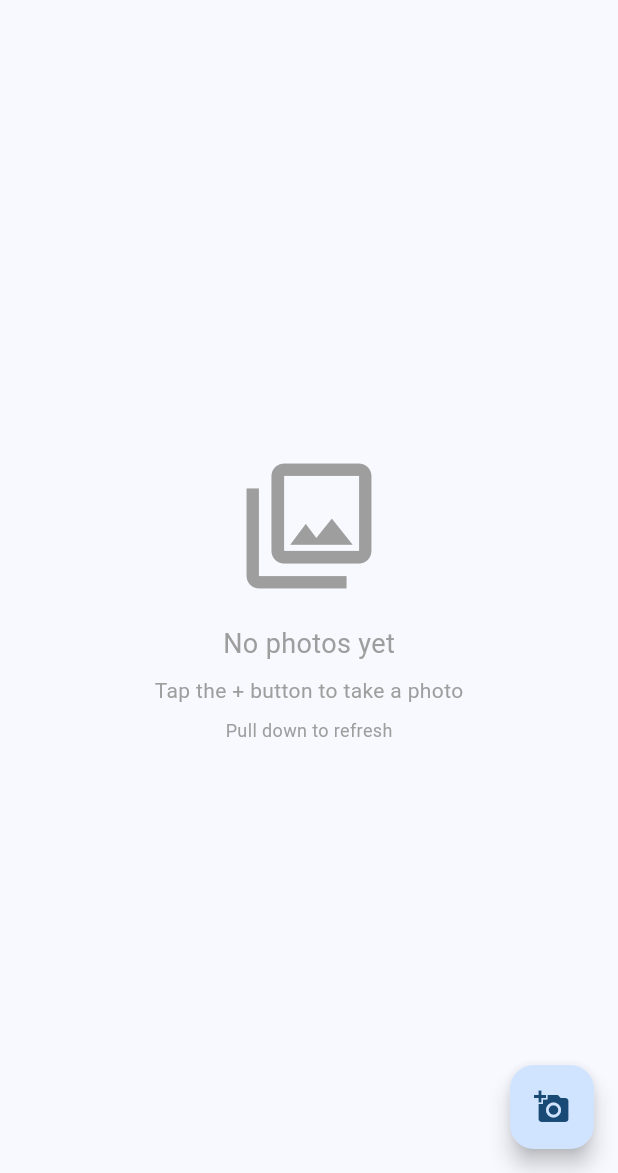
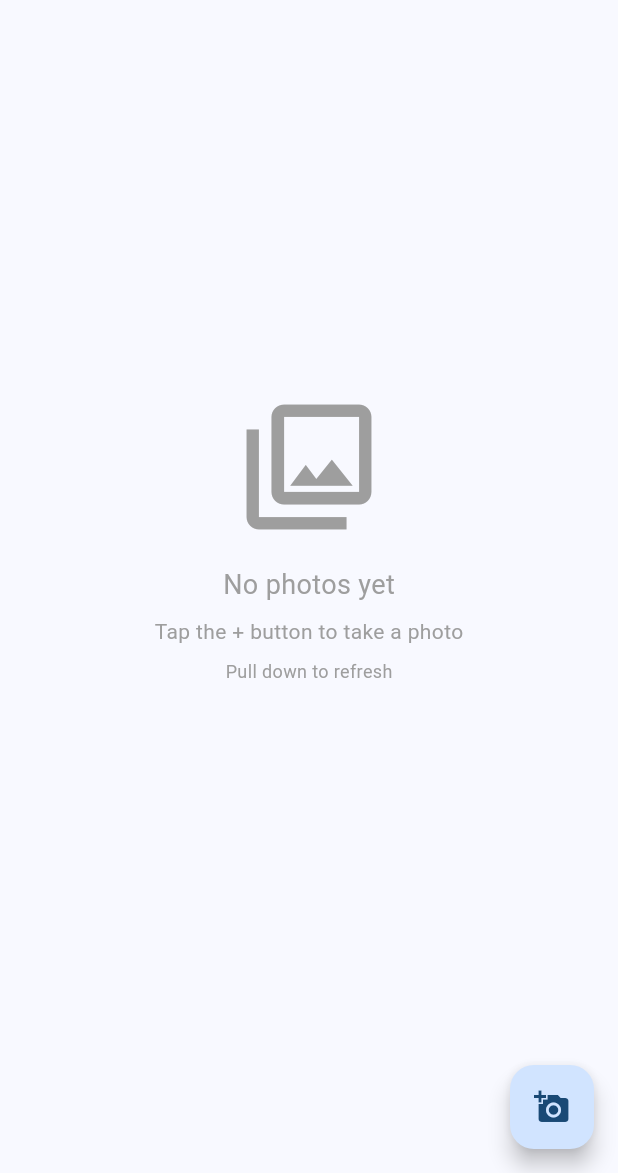
Before and after one commit to marcelonap/FlutterDemo, a Flutter app: the screen it shows after launch, on a phone screen of 412 x 824 dp, the part 63-1236 px from its top. Run offline on Flutter 3.47's test engine with Material 3 defaults, Android fonts, the phone set to English and light mode, and no system bars; our stand-ins replace camera, cloud_firestore, firebase_core, firebase_storage, flutter_riverpod, geolocator and 2 more; accounts and stored records are empty; generated files the repository leaves out were written again.

Commit message:
Fix photo fetching and empty feed UI
Enhanced error handling and logging in Firebase photo fetching, including robust timestamp conversion. Updated photo feed view to improve empty state UI and removed redundant photo loading trigger.

```diff
--- a/lib/views/photo_feed_view.dart
+++ b/lib/views/photo_feed_view.dart
@@ -10,11 +10,8 @@ class PhotoFeedView extends ConsumerWidget {
 
   @override
   Widget build(BuildContext context, WidgetRef ref) {
-    // Trigger photo loading on first build
     final feedState = ref.watch(photoFeedProvider);
     final feedController = ref.read(photoFeedProvider.notifier);
-    Future.microtask(() => feedController.loadPhotos());
-
     final photos = feedState.photos;
 
     return Scaffold(
@@ -22,7 +19,11 @@ class PhotoFeedView extends ConsumerWidget {
       body: RefreshIndicator(
         onRefresh: () => feedController.refreshPhotos(),
         child: photos.isEmpty
-            ? Center(
+            ? ListView(
+                physics: const AlwaysScrollableScrollPhysics(),
+                children: [
+                  SizedBox(height: MediaQuery.of(context).size.height * 0.3),
+                  Center(
                     child: Column(
                       mainAxisAlignment: MainAxisAlignment.center,
                       children: [
@@ -48,6 +49,8 @@ class PhotoFeedView extends ConsumerWidget {
                         ),
                       ],
                     ),
+                  ),
+                ],
               )
             : ListView.builder(
                 padding: const EdgeInsets.all(8),
```
Also changed, not shown: lib/data/firebase_data_source.dart (+29 -5 lines). Lines whose indentation alone changed are shown as unchanged.
